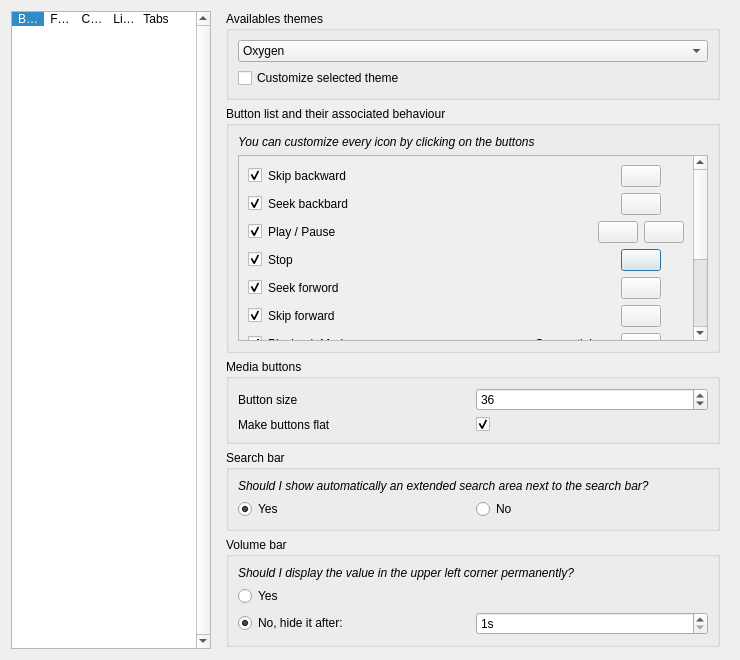
Above: code/MiamPlayer/customizetheme.ui from MBach/Miam-Player before the change. Below: the same form after it.
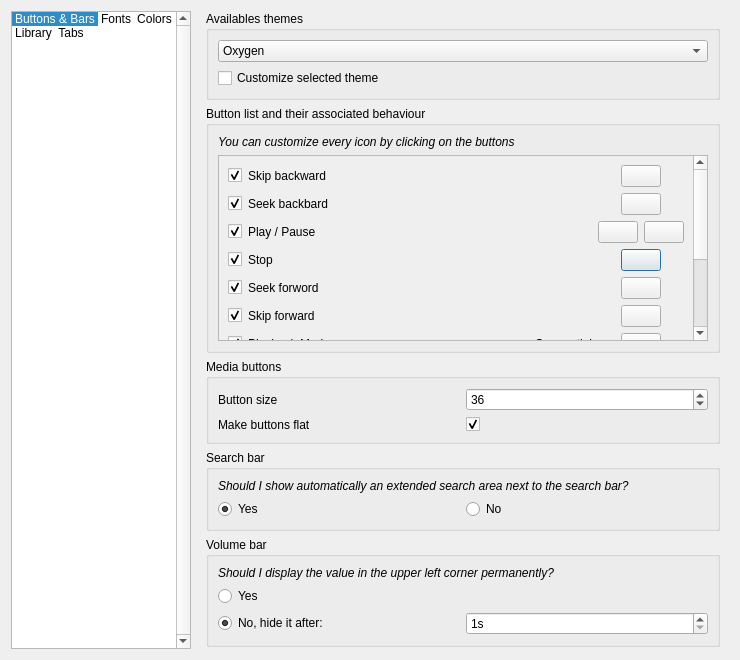
That is the form after the change. Icons and pictures are not drawn. Custom widgets are drawn as their Qt base class.

Diff of the .ui file:
```diff
--- a/code/MiamPlayer/customizetheme.ui
+++ b/code/MiamPlayer/customizetheme.ui
@@ -30,7 +30,7 @@
      </property>
      <property name="maximumSize">
       <size>
-       <width>200</width>
+       <width>180</width>
        <height>16777215</height>
       </size>
      </property>
@@ -67,9 +67,6 @@
      <property name="viewMode">
       <enum>QListView::IconMode</enum>
      </property>
-     <property name="uniformItemSizes">
-      <bool>true</bool>
-     </property>
      <property name="currentRow">
       <number>0</number>
      </property>
@@ -277,7 +274,7 @@
               <rect>
                <x>0</x>
                <y>0</y>
-               <width>451</width>
+               <width>471</width>
                <height>542</height>
               </rect>
              </property>
```
